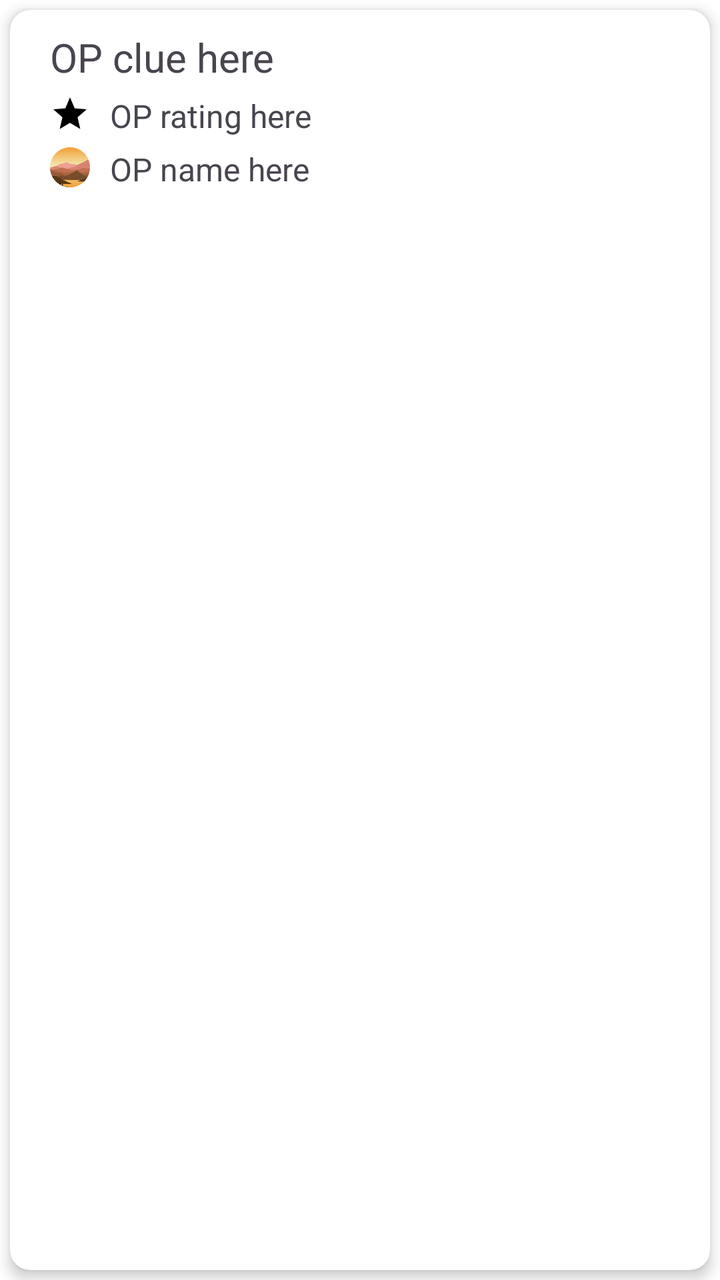
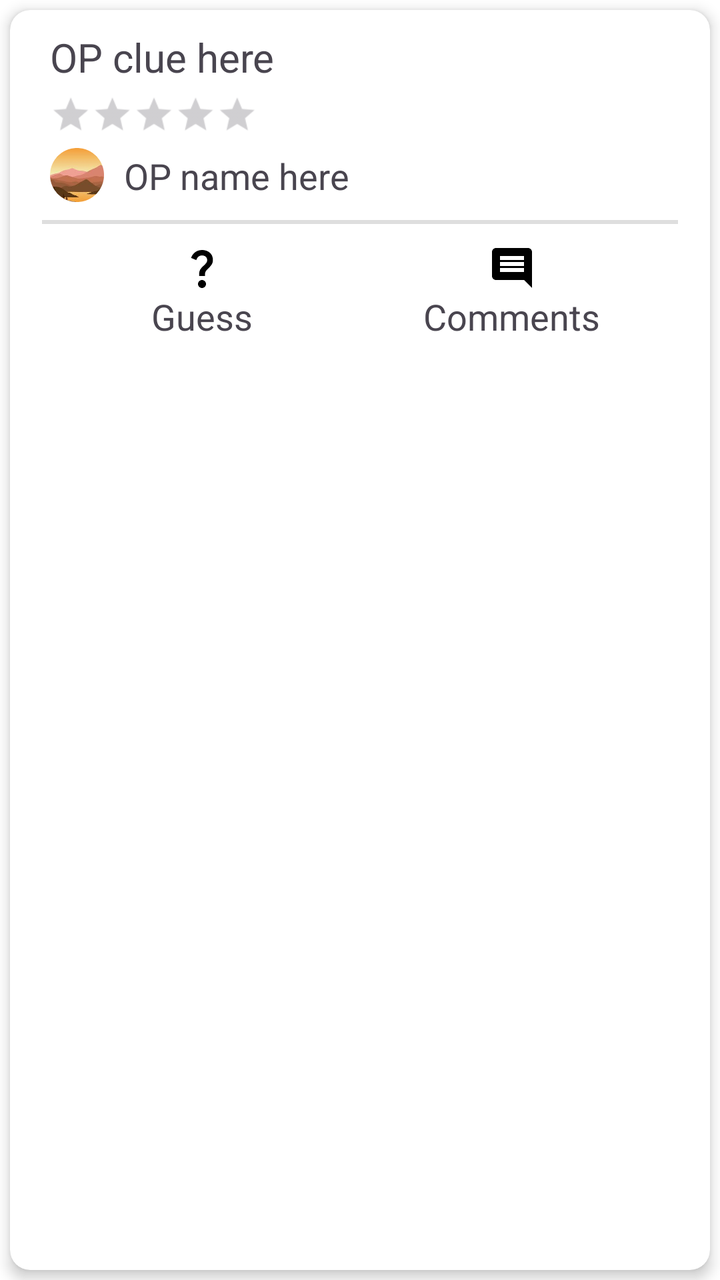

The first picture is an Android layout as it rendered before a commit; the second is the same layout after the commit. The layout source and the unified diff follow.
<!-- AndroidManifest.xml: application theme Theme.TheApp -->
<!-- res/layout/post_preview.xml -->
<?xml version="1.0" encoding="utf-8"?>
<LinearLayout xmlns:android="http://schemas.android.com/apk/res/android"
    android:layout_width="match_parent"
    android:layout_height="124dp"
    xmlns:app="http://schemas.android.com/apk/res-auto">

    <androidx.cardview.widget.CardView
        android:layout_width="match_parent"
        android:layout_height="match_parent"
        app:cardCornerRadius="10dp"
        android:layout_margin="5dp"
        app:cardElevation="4dp"
        android:clickable="false"
        android:focusable="false"
        android:foreground="?attr/selectableItemBackground">

        <RelativeLayout
            android:layout_width="match_parent"
            android:layout_height="match_parent"
            android:orientation="vertical">

            <TextView
                android:id="@+id/postClue"
                android:layout_width="match_parent"
                android:layout_height="wrap_content"
                android:textSize="20sp"
                android:text="@string/default_op_clue"
                android:layout_marginStart="20dp"
                android:layout_marginEnd="20dp"
                android:layout_marginTop="10dp"
                android:maxLines="1"/>

            <ImageView
                android:layout_width="20dp"
                android:layout_height="20dp"
                android:layout_below="@id/postClue"
                android:layout_marginStart="20dp"
                android:layout_marginTop="5dp"
                android:src="@drawable/baseline_star_24"/>

            <TextView
                android:id="@+id/postRating"
                android:layout_below="@id/postClue"
                android:layout_width="match_parent"
                android:layout_height="wrap_content"
                android:textSize="16sp"
                android:text="@string/default_op_rating"
                android:layout_marginStart="50dp"
                android:layout_marginEnd="50dp"
                android:layout_marginTop="5dp"/>

            <ImageView
                android:layout_width="20dp"
                android:layout_height="22dp"
                android:layout_marginTop="4dp"
                android:layout_below="@id/postRating"
                android:layout_marginStart="20dp"
                android:src="@drawable/ic_profile"/>

            <TextView
                android:id="@+id/postOP"
                android:layout_below="@id/postRating"
                android:layout_width="match_parent"
                android:layout_height="wrap_content"
                android:textSize="16sp"
                android:text="@string/default_op_name"
                android:layout_marginTop="5dp"
                android:layout_marginStart="50dp"
                android:layout_marginEnd="50dp"/>

        </RelativeLayout>

    </androidx.cardview.widget.CardView>

</LinearLayout>
<!-- resources referenced by this layout -->
<resources>
  <!-- drawable baseline_star_24 (drawable) -->
  <vector xmlns:android="http://schemas.android.com/apk/res/android" android:height="24dp" android:tint="#000000" android:viewportHeight="24" android:viewportWidth="24" android:width="24dp">
        
      <path android:fillColor="@android:color/white" android:pathData="M12,17.27L18.18,21l-1.64,-7.03L22,9.24l-7.19,-0.61L12,2 9.19,8.63 2,9.24l5.46,4.73L5.82,21z"/>
      
  </vector>
  <!-- drawable ic_profile (drawable) -->
  <?xml version="1.0" encoding="utf-8"?>
  <bitmap xmlns:android="http://schemas.android.com/apk/res/android"
      android:src="@drawable/cropped_circle_image"
      android:gravity="center">
  
  </bitmap>
  <string name="default_op_clue">OP clue here</string>
  <string name="default_op_name">OP name here</string>
  <string name="default_op_rating">OP rating here</string>
  <style name="Theme.TheApp" parent="Base.Theme.TheApp">
          
          <item name="android:navigationBarColor">@android:color/transparent</item>
          <item name="android:statusBarColor">@android:color/transparent</item>
          <item name="android:windowLightStatusBar">?attr/isLightTheme</item>
      </style>
  <!-- drawable cropped_circle_image: png bitmap (drawable, 21187 bytes) -->
  <style name="Base.Theme.TheApp" parent="Theme.Material3.DayNight.NoActionBar">
          
          
          <item name="colorSurface">@color/nav_view</item>
          <item name="colorOnBackground">@color/nav_view</item>
          <item name="android:colorBackground">@color/nav_view</item>
          <item name="colorPrimary">@color/primary</item>
          <item name="colorOnPrimary">@color/on_primary</item>
      </style>
  <color name="nav_view">#FFFFFF</color>
  <color name="primary">#000000</color>
  <color name="on_primary">#FFFFFF</color>
</resources>

<!-- the commit's change to res/layout/post_preview.xml (unified diff, before → after) -->
@@ -1,7 +1,7 @@
 <?xml version="1.0" encoding="utf-8"?>
 <LinearLayout xmlns:android="http://schemas.android.com/apk/res/android"
     android:layout_width="match_parent"
-    android:layout_height="124dp"
+    android:layout_height="wrap_content"
     xmlns:app="http://schemas.android.com/apk/res-auto">
 
     <androidx.cardview.widget.CardView
@@ -26,47 +26,98 @@
                 android:textSize="20sp"
                 android:text="@string/default_op_clue"
                 android:layout_marginStart="20dp"
-                android:layout_marginEnd="20dp"
+                android:layout_marginEnd="100dp"
                 android:layout_marginTop="10dp"
-                android:maxLines="1"/>
+                android:maxLines="2"/>
 
-            <ImageView
-                android:layout_width="20dp"
-                android:layout_height="20dp"
+            <RatingBar
+                android:layout_width="wrap_content"
+                android:layout_height="wrap_content"
                 android:layout_below="@id/postClue"
                 android:layout_marginStart="20dp"
                 android:layout_marginTop="5dp"
-                android:src="@drawable/baseline_star_24"/>
-
-            <TextView
-                android:id="@+id/postRating"
-                android:layout_below="@id/postClue"
-                android:layout_width="match_parent"
-                android:layout_height="wrap_content"
-                android:textSize="16sp"
-                android:text="@string/default_op_rating"
-                android:layout_marginStart="50dp"
-                android:layout_marginEnd="50dp"
-                android:layout_marginTop="5dp"/>
+                style="?android:attr/ratingBarStyleSmall"
+                android:scaleX="1.3"
+                android:scaleY="1.3"
+                android:transformPivotX="0dp"
+                android:transformPivotY="0dp"
+                android:id="@+id/postRatingStars"
+                android:stepSize="0.5"
+                android:isIndicator="true"/>
 
             <ImageView
-                android:layout_width="20dp"
-                android:layout_height="22dp"
-                android:layout_marginTop="4dp"
-                android:layout_below="@id/postRating"
+                android:id="@+id/postOPPic"
+                android:layout_width="27dp"
+                android:layout_height="27dp"
+                android:layout_marginTop="11dp"
+                android:layout_below="@id/postRatingStars"
                 android:layout_marginStart="20dp"
                 android:src="@drawable/ic_profile"/>
 
             <TextView
                 android:id="@+id/postOP"
-                android:layout_below="@id/postRating"
+                android:layout_below="@id/postRatingStars"
+                android:layout_toEndOf="@id/postOPPic"
                 android:layout_width="match_parent"
                 android:layout_height="wrap_content"
-                android:textSize="16sp"
+                android:focusable="true"
+                android:clickable="true"
+                android:textSize="18sp"
                 android:text="@string/default_op_name"
-                android:layout_marginTop="5dp"
-                android:layout_marginStart="50dp"
-                android:layout_marginEnd="50dp"/>
+                android:layout_marginTop="12.5dp"
+                android:layout_marginStart="10dp"
+                android:layout_marginEnd="50dp" />
+
+            <ImageView
+                android:id="@+id/divHorizontal"
+                android:layout_width="match_parent"
+                android:layout_height="2dp"
+                android:layout_below="@id/postOP"
+                android:layout_marginTop="10dp"
+                android:src="@color/divider_color"
+                android:layout_marginHorizontal="16dp"/>
+
+            <ImageView
+                android:id="@+id/guessImage"
+                android:clickable="true"
+                android:focusable="true"
+                android:layout_width="24dp"
+                android:layout_height="24dp"
+                android:layout_marginStart="84dp"
+                android:src="@drawable/baseline_question_mark_24"
+                android:layout_below="@id/divHorizontal"
+                android:layout_marginTop="10dp"/>
+
+            <TextView
+                android:layout_width="wrap_content"
+                android:layout_height="wrap_content"
+                android:textSize="18sp"
+                android:layout_marginBottom="10dp"
+                android:layout_marginStart="70.5dp"
+                android:layout_below="@id/guessImage"
+                android:text="@string/guess_button"/>
+
+            <ImageView
+                android:id="@+id/commentImage"
+                android:clickable="true"
+                android:focusable="true"
+                android:layout_width="24dp"
+                android:layout_height="24dp"
+                android:layout_alignParentEnd="true"
+                android:layout_marginEnd="87dp"
+                android:src="@drawable/baseline_comment_24"
+                android:layout_below="@id/divHorizontal"
+                android:layout_marginTop="10dp"/>
+
+            <TextView
+                android:layout_width="wrap_content"
+                android:layout_height="wrap_content"
+                android:textSize="18sp"
+                android:layout_alignParentEnd="true"
+                android:layout_marginBottom="10dp"
+                android:layout_marginEnd="55dp"
+                android:layout_below="@id/guessImage"
+                android:text="@string/comment_button"/>
 
         </RelativeLayout>
 
<!-- resource entries referenced after the edit -->
@@ -1,9 +1,16 @@
 <!-- resources referenced by this layout -->
 <resources>
-  <!-- drawable baseline_star_24 (drawable) -->
+  <color name="divider_color">#DEDEDE</color>
+  <!-- drawable baseline_comment_24 (drawable) -->
+  <vector xmlns:android="http://schemas.android.com/apk/res/android" android:autoMirrored="true" android:height="24dp" android:tint="#000000" android:viewportHeight="24" android:viewportWidth="24" android:width="24dp">
+        
+      <path android:fillColor="@android:color/white" android:pathData="M21.99,4c0,-1.1 -0.89,-2 -1.99,-2L4,2c-1.1,0 -2,0.9 -2,2v12c0,1.1 0.9,2 2,2h14l4,4 -0.01,-18zM18,14L6,14v-2h12v2zM18,11L6,11L6,9h12v2zM18,8L6,8L6,6h12v2z"/>
+      
+  </vector>
+  <!-- drawable baseline_question_mark_24 (drawable) -->
   <vector xmlns:android="http://schemas.android.com/apk/res/android" android:height="24dp" android:tint="#000000" android:viewportHeight="24" android:viewportWidth="24" android:width="24dp">
         
-      <path android:fillColor="@android:color/white" android:pathData="M12,17.27L18.18,21l-1.64,-7.03L22,9.24l-7.19,-0.61L12,2 9.19,8.63 2,9.24l5.46,4.73L5.82,21z"/>
+      <path android:fillColor="@android:color/white" android:pathData="M11.07,12.85c0.77,-1.39 2.25,-2.21 3.11,-3.44c0.91,-1.29 0.4,-3.7 -2.18,-3.7c-1.69,0 -2.52,1.28 -2.87,2.34L6.54,6.96C7.25,4.83 9.18,3 11.99,3c2.35,0 3.96,1.07 4.78,2.41c0.7,1.15 1.11,3.3 0.03,4.9c-1.2,1.77 -2.35,2.31 -2.97,3.45c-0.25,0.46 -0.35,0.76 -0.35,2.24h-2.89C10.58,15.22 10.46,13.95 11.07,12.85zM14,20c0,1.1 -0.9,2 -2,2s-2,-0.9 -2,-2c0,-1.1 0.9,-2 2,-2S14,18.9 14,20z"/>
       
   </vector>
   <!-- drawable ic_profile (drawable) -->
@@ -13,9 +20,10 @@
       android:gravity="center">
   
   </bitmap>
+  <string name="comment_button">Comments</string>
   <string name="default_op_clue">OP clue here</string>
   <string name="default_op_name">OP name here</string>
-  <string name="default_op_rating">OP rating here</string>
+  <string name="guess_button">Guess</string>
   <style name="Theme.TheApp" parent="Base.Theme.TheApp">
           
           <item name="android:navigationBarColor">@android:color/transparent</item>
